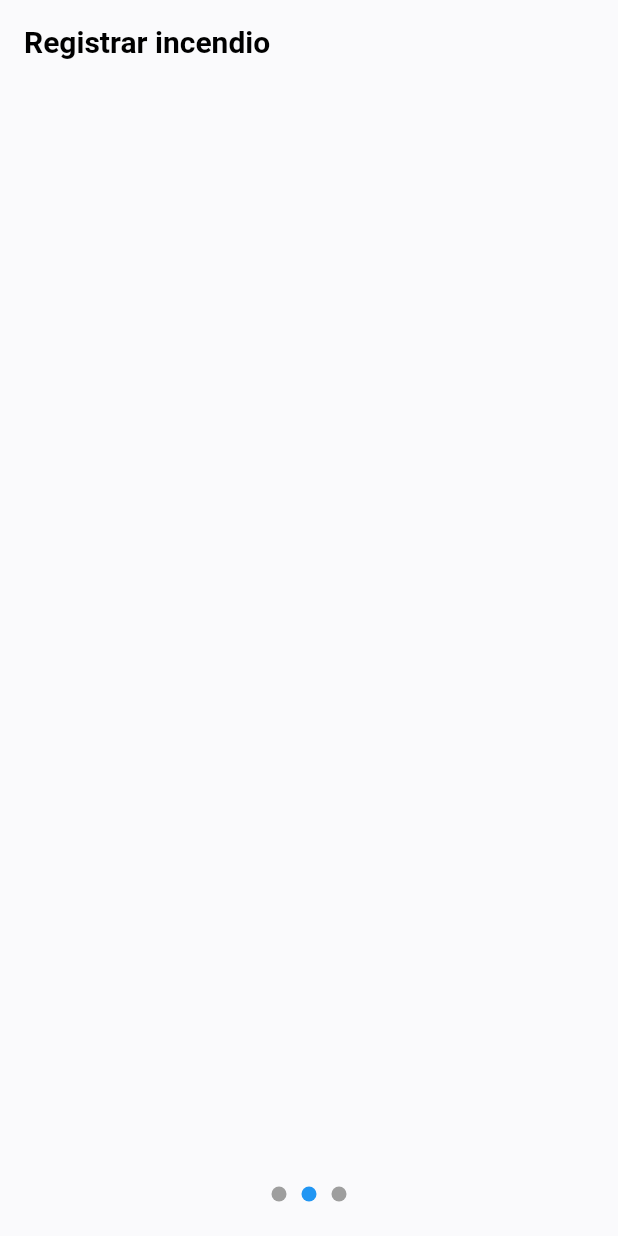
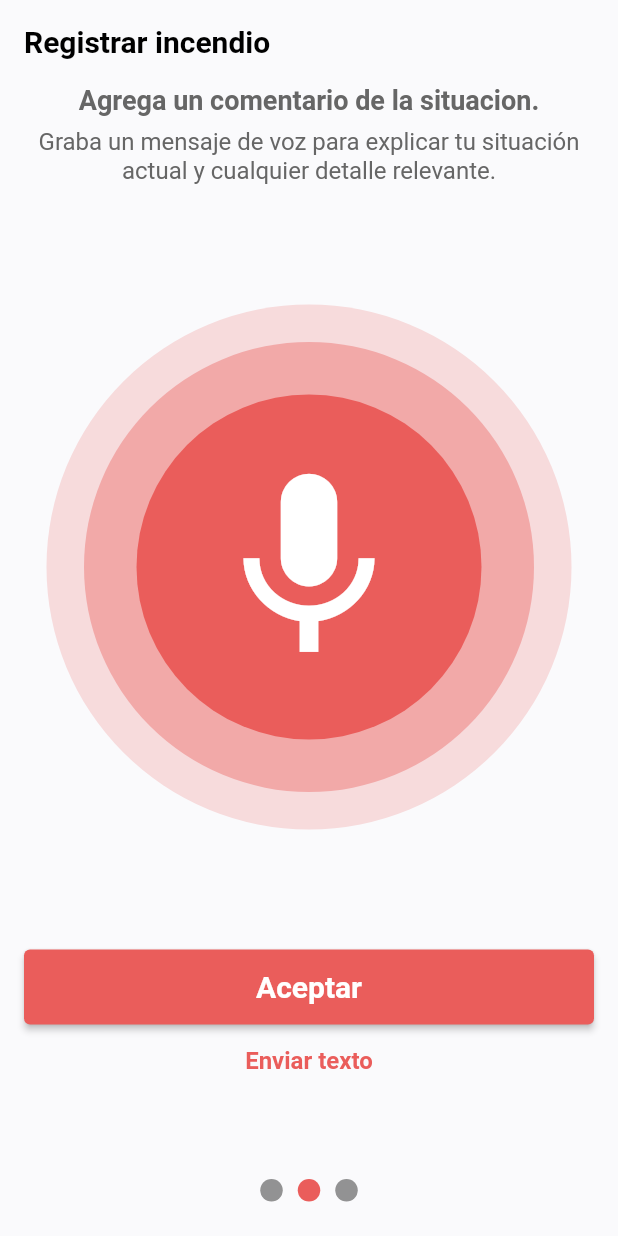
Before and after one commit to JosueLemus/bomberos_ya, a Flutter app: the screen it shows after launch, swiped to page 2, on a phone screen of 412 x 824 dp. Run offline on Flutter 3.47's test engine with Material 2 defaults, Android fonts, the light colour scheme and no system bars; network calls fail.

Commit message:
Create comment screen

```diff
--- a/lib/config/theme/light_theme.dart
+++ b/lib/config/theme/light_theme.dart
@@ -2,20 +2,28 @@
 
 import 'app_colors.dart';
 
-
 class AppTheme {
   static ThemeData lightTheme = ThemeData(
-    primaryColor: AppColors.primaryBackground, // Color de fondo para AppBar
+    primaryColor: AppColors.primaryBackground,
     scaffoldBackgroundColor: AppColors.primaryBackground,
+    elevatedButtonTheme: ElevatedButtonThemeData(
+        style: ButtonStyle(
+            backgroundColor: MaterialStateColor.resolveWith(
+                (states) => AppColors.primaryColor)),),
+                textButtonTheme: TextButtonThemeData(
+                  style: ButtonStyle(
+                    textStyle: MaterialStateProperty.resolveWith((states) => TextStyle(color: Colors.green))
+                  )
+                ),
     appBarTheme: const AppBarTheme(
-      elevation: 0, // Sin elevación en el AppBar
-      backgroundColor: AppColors.primaryBackground, // Color de fondo del AppBar
-      iconTheme: IconThemeData(color: AppColors.primaryText), // Color del icono de retroceso
+      elevation: 0,
+      backgroundColor: AppColors.primaryBackground,
+      iconTheme: IconThemeData(color: AppColors.primaryText),
       titleTextStyle: TextStyle(
-          color: AppColors.primaryText, // Color del texto del AppBar
-          fontSize: 20, // Tamaño de fuente del título del AppBar
-          fontWeight: FontWeight.bold,
-        ),
+        color: AppColors.primaryText,
+        fontSize: 20,
+        fontWeight: FontWeight.bold,
+      ),
     ),
   );
 }
--- a/lib/config/theme/text_styles.dart
+++ b/lib/config/theme/text_styles.dart
@@ -23,4 +23,18 @@
     color: AppColors.secondaryText,
     fontSize: 16
   );
+
+  static const TextStyle filledButtonTextStyle = TextStyle(
+    color: Colors.white,
+    fontSize: 20,
+    fontWeight: FontWeight.bold
+  );
+
+  static const TextStyle textButtonTextStyle = TextStyle(
+    color: AppColors.primaryColor,
+    fontSize: 16,
+    fontWeight: FontWeight.bold
+  );
+
+
 }
--- a/lib/presentation/screens/wizard_report/comment_screen.dart
+++ b/lib/presentation/screens/wizard_report/comment_screen.dart
@@ -1,3 +1,5 @@
+import 'package:bomberos_ya/config/theme/app_colors.dart';
+import 'package:bomberos_ya/config/theme/text_styles.dart';
 import 'package:flutter/material.dart';
 
 class CommentsScreen extends StatelessWidget {
@@ -5,6 +7,77 @@
 
   @override
   Widget build(BuildContext context) {
-    return Container();
+    return Padding(
+      padding: const EdgeInsets.symmetric(horizontal: 16),
+      child: Column(
+        mainAxisAlignment: MainAxisAlignment.spaceBetween,
+        children: [
+          Column(
+            children: const [
+              Text(
+                "Agrega un comentario de la situacion.",
+                style: TextStyles.boldSecondaryLargeTextStyle,
+              ),
+              SizedBox(
+                height: 8,
+              ),
+              Text(
+                "Graba un mensaje de voz para explicar tu situación actual y cualquier detalle relevante.",
+                style: TextStyles.regularSecondaryMediumTextStyle,
+                textAlign: TextAlign.center,
+              ),
+            ],
+          ),
+          Container(
+            width: 350,
+            height: 350,
+            decoration: BoxDecoration(
+                color: AppColors.primaryColor.withOpacity(0.2),
+                borderRadius: BorderRadius.circular(175)),
+            child: Center(
+              child: Container(
+                width: 300,
+                height: 300,
+                decoration: BoxDecoration(
+                    color: AppColors.primaryColor.withOpacity(0.4),
+                    borderRadius: BorderRadius.circular(175)),
+                child: Center(
+                  child: Container(
+                      width: 230,
+                      height: 230,
+                      decoration: BoxDecoration(
+                          color: AppColors.primaryColor,
+                          borderRadius: BorderRadius.circular(175)),
+                      child: const Icon(
+                        Icons.mic,
+                        size: 150,
+                        color: Colors.white,
+                      )),
+                ),
+              ),
+            ),
+          ),
+          Padding(
+            padding: const EdgeInsets.only(bottom: 32),
+            child: Column(
+              children: [
+                SizedBox(
+                    width: double.infinity,
+                    height: 50,
+                    child: ElevatedButton(
+                        onPressed: () {},
+                        child: const Text('Aceptar',
+                            style: TextStyles.filledButtonTextStyle))),
+                TextButton(
+                  onPressed: () {},
+                  child: const Text("Enviar texto",
+                      style: TextStyles.textButtonTextStyle),
+                )
+              ],
+            ),
+          )
+        ],
+      ),
+    );
   }
 }
--- a/lib/presentation/screens/wizard_report/simple_report_screen.dart
+++ b/lib/presentation/screens/wizard_report/simple_report_screen.dart
@@ -1,3 +1,4 @@
+import 'package:bomberos_ya/config/theme/app_colors.dart';
 import 'package:bomberos_ya/presentation/screens/wizard_report/add_images_screen.dart';
 import 'package:bomberos_ya/presentation/screens/wizard_report/type_of_fire.dart';
 import 'package:flutter/material.dart';
@@ -45,12 +46,12 @@
               mainAxisAlignment: MainAxisAlignment.center,
               children: List.generate(_totalPages, (index) {
                 return Container(
-                  width: 10.0,
-                  height: 10.0,
+                  width: 15.0,
+                  height: 15.0,
                   margin: const EdgeInsets.symmetric(horizontal: 5.0),
                   decoration: BoxDecoration(
                     shape: BoxShape.circle,
-                    color: _currentPage == index ? Colors.blue : Colors.grey,
+                    color: _currentPage == index ? AppColors.primaryColor : AppColors.secondaryText.withOpacity(0.7),
                   ),
                 );
               }),
--- a/lib/presentation/screens/wizard_report/type_of_fire.dart
+++ b/lib/presentation/screens/wizard_report/type_of_fire.dart
@@ -1,3 +1,4 @@
+import 'package:bomberos_ya/config/theme/app_colors.dart';
 import 'package:bomberos_ya/config/theme/text_styles.dart';
 import 'package:flutter/material.dart';
 
@@ -38,10 +39,10 @@
                     borderRadius: BorderRadius.circular(20),
                     boxShadow: [
                       BoxShadow(
-                        color: Colors.grey.withOpacity(0.15),
+                        color: AppColors.secondaryText.withOpacity(0.2),
                         spreadRadius: 5,
                         blurRadius: 7,
-                        offset: Offset(0, 3),
+                        offset: const Offset(0, 3),
                       ),
                     ],
                   ),
```
